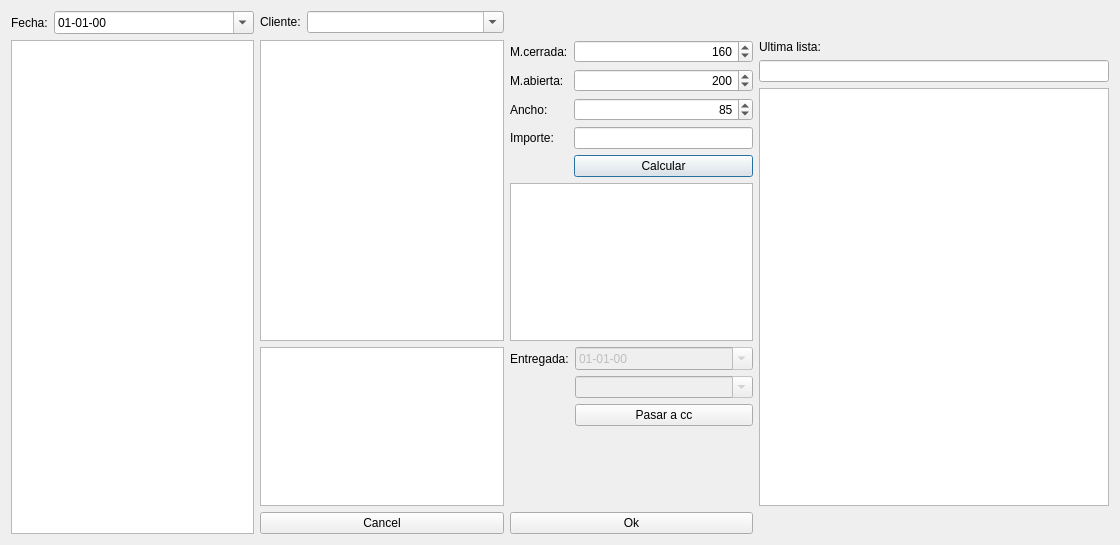
This is pedidoDialog.ui in waltermas-gitter/infomesas2 as Qt 5 draws it before an edit. The edited form follows.
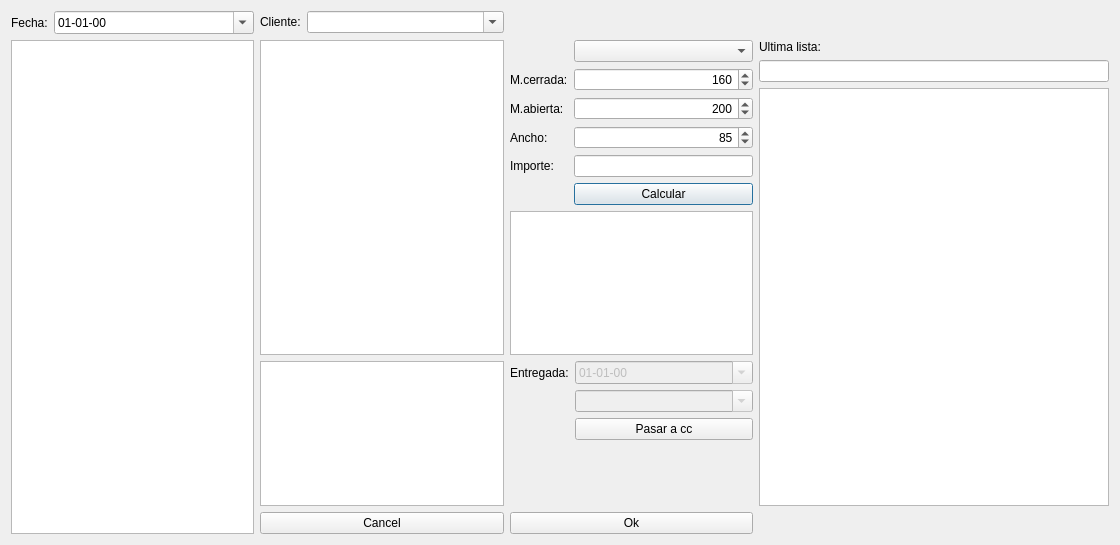
This is the edited form.

Commit message: rapid fill feature

Diff of the .ui file:
```diff
--- a/pedidoDialog.ui
+++ b/pedidoDialog.ui
@@ -61,14 +61,14 @@
    </item>
    <item row="1" column="2">
     <layout class="QFormLayout" name="formLayout_2">
-     <item row="0" column="0">
+     <item row="1" column="0">
       <widget class="QLabel" name="label_2">
        <property name="text">
         <string>M.cerrada:</string>
        </property>
       </widget>
      </item>
-     <item row="0" column="1">
+     <item row="1" column="1">
       <widget class="QSpinBox" name="medidaCerradaSpinBox">
        <property name="alignment">
         <set>Qt::AlignRight|Qt::AlignTrailing|Qt::AlignVCenter</set>
@@ -87,14 +87,14 @@
        </property>
       </widget>
      </item>
-     <item row="1" column="0">
+     <item row="2" column="0">
       <widget class="QLabel" name="label_3">
        <property name="text">
         <string>M.abierta:</string>
        </property>
       </widget>
      </item>
-     <item row="1" column="1">
+     <item row="2" column="1">
       <widget class="QSpinBox" name="medidaAbiertaSpinBox">
        <property name="alignment">
         <set>Qt::AlignRight|Qt::AlignTrailing|Qt::AlignVCenter</set>
@@ -113,14 +113,14 @@
        </property>
       </widget>
      </item>
-     <item row="2" column="0">
+     <item row="3" column="0">
       <widget class="QLabel" name="label_4">
        <property name="text">
         <string>Ancho:</string>
        </property>
       </widget>
      </item>
-     <item row="2" column="1">
+     <item row="3" column="1">
       <widget class="QSpinBox" name="anchoSpinBox">
        <property name="alignment">
         <set>Qt::AlignRight|Qt::AlignTrailing|Qt::AlignVCenter</set>
@@ -139,27 +139,30 @@
        </property>
       </widget>
      </item>
-     <item row="3" column="0">
+     <item row="4" column="0">
       <widget class="QLabel" name="label_5">
        <property name="text">
         <string>Importe:</string>
        </property>
       </widget>
      </item>
-     <item row="3" column="1">
-      <widget class="QLineEdit" name="precioLineEdit">
-       <property name="alignment">
-        <set>Qt::AlignRight|Qt::AlignTrailing|Qt::AlignVCenter</set>
-       </property>
-      </widget>
-     </item>
      <item row="4" column="1">
+      <widget class="QLineEdit" name="precioLineEdit">
+       <property name="alignment">
+        <set>Qt::AlignRight|Qt::AlignTrailing|Qt::AlignVCenter</set>
+       </property>
+      </widget>
+     </item>
+     <item row="5" column="1">
       <widget class="QPushButton" name="calcularPushButton">
        <property name="text">
         <string>Calcular</string>
        </property>
       </widget>
      </item>
+     <item row="0" column="1">
+      <widget class="QComboBox" name="rapidFillComboBox"/>
+     </item>
     </layout>
    </item>
    <item row="1" column="3" rowspan="3">
```
The commit also changes 1 other file.
